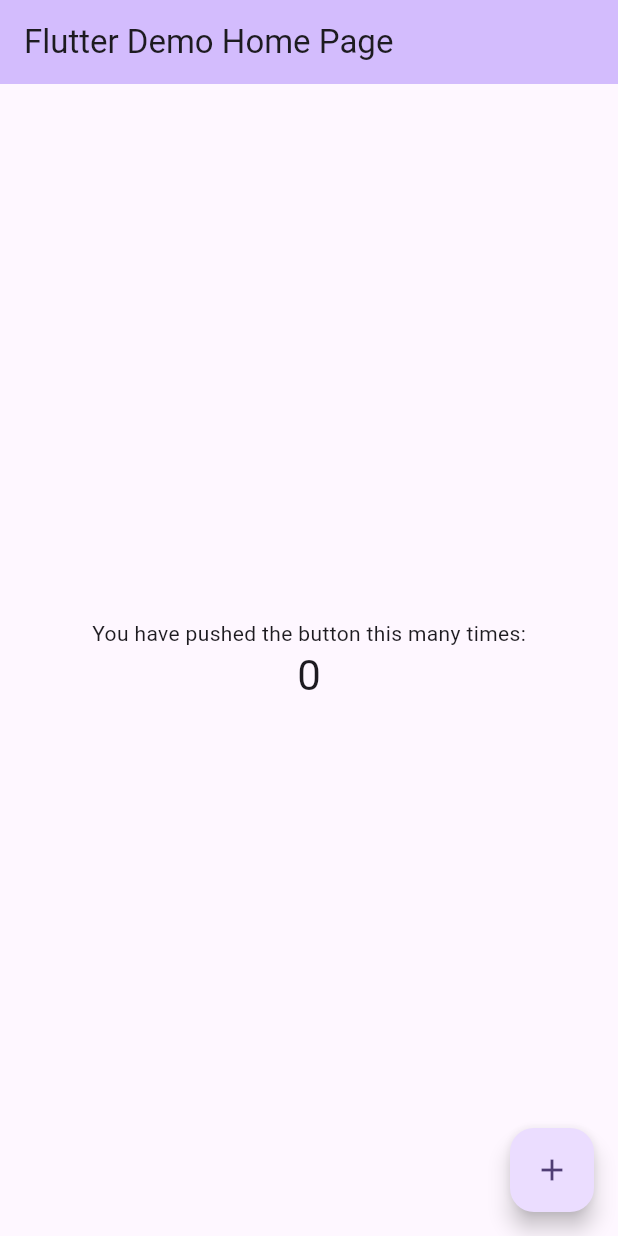
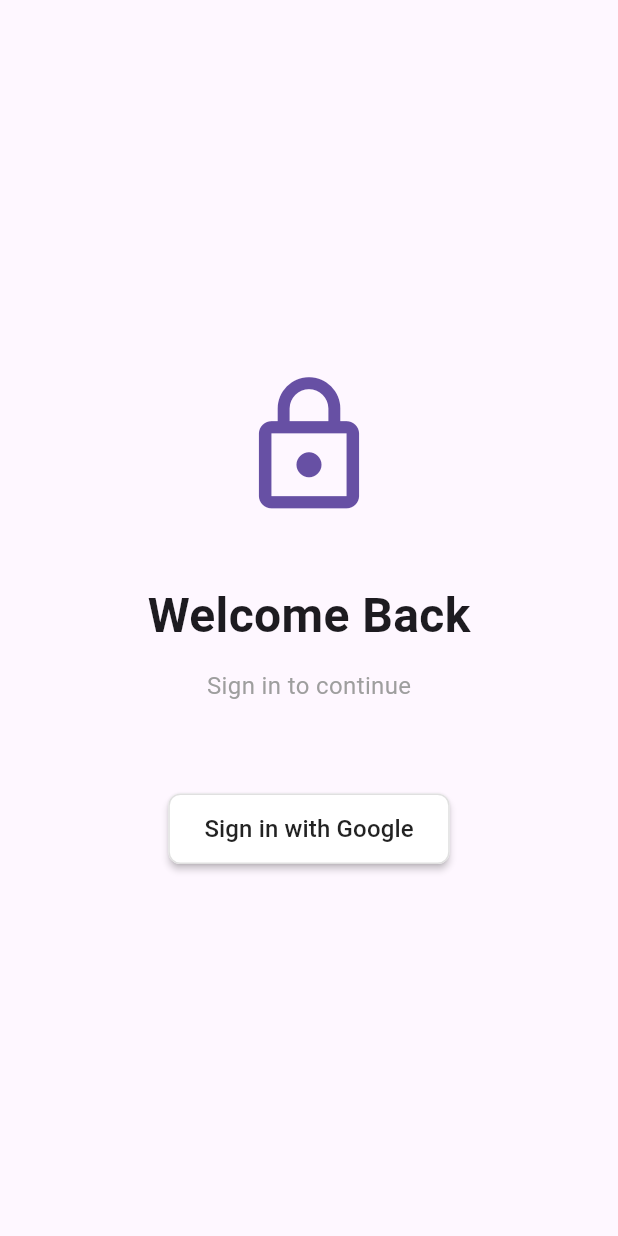
Before and after one commit to jc-27901/simbiotik_getx_app, a Flutter app: the screen it shows after launch, on a phone screen of 412 x 824 dp. Run offline on Flutter 3.47's test engine with Material 3 defaults, Android fonts, the phone set to English and light mode, and no system bars; our stand-ins replace firebase_auth, firebase_core, get, google_sign_in; accounts and stored records are empty; generated files the repository leaves out were written again.

Commit message:
-- successfully implemented google sign in/out and tested on ios simulator.

```diff
--- a/lib/core/dependency_injection.dart
+++ b/lib/core/dependency_injection.dart
@@ -3,7 +3,7 @@
 import 'package:simbiotik_getx_app/domain/repositories/auth_repository.dart';
 import 'package:simbiotik_getx_app/presentation/controllers/auth_controllers.dart';
 
-class DependencyInject {
+class DependencyInjection {
   static void init() {
     // Repository
     Get.lazyPut<AuthRepository>(() => AuthRepositoryImpl(), fenix: true);
--- a/lib/core/routes/app_routes.dart
+++ b/lib/core/routes/app_routes.dart
@@ -0,0 +1,13 @@
+import 'package:get/get.dart';
+import 'package:simbiotik_getx_app/presentation/pages/home_page.dart';
+import 'package:simbiotik_getx_app/presentation/pages/login_page.dart';
+
+class AppRoutes {
+  static const String login = '/login';
+  static const String home = '/home';
+
+  static List<GetPage> routes = [
+    GetPage(name: login, page: () => LoginPage()),
+    GetPage(name: home, page: () => HomePage()),
+  ];
+}
--- a/lib/main.dart
+++ b/lib/main.dart
@@ -1,122 +1,38 @@
+import 'package:firebase_core/firebase_core.dart';
 import 'package:flutter/material.dart';
+import 'package:get/get.dart';
+import 'package:simbiotik_getx_app/firebase_options.dart';
+import 'package:simbiotik_getx_app/presentation/controllers/auth_controllers.dart';
+import 'core/dependency_injection.dart';
+import 'core/routes/app_routes.dart';
 
-void main() {
+void main() async {
+  WidgetsFlutterBinding.ensureInitialized();
+  await Firebase.initializeApp(
+    options: DefaultFirebaseOptions.currentPlatform,
+  );
+  DependencyInjection.init();
   runApp(const MyApp());
 }
 
 class MyApp extends StatelessWidget {
   const MyApp({super.key});
 
-  // This widget is the root of your application.
   @override
   Widget build(BuildContext context) {
-    return MaterialApp(
-      title: 'Flutter Demo',
+    final authController = Get.find<AuthController>();
+
+    return GetMaterialApp(
+      title: 'Flutter Google Auth',
+      debugShowCheckedModeBanner: false,
       theme: ThemeData(
-        // This is the theme of your application.
-        //
-        // TRY THIS: Try running your application with "flutter run". You'll see
-        // the application has a purple toolbar. Then, without quitting the app,
-        // try changing the seedColor in the colorScheme below to Colors.green
-        // and then invoke "hot reload" (save your changes or press the "hot
-        // reload" button in a Flutter-supported IDE, or press "r" if you used
-        // the command line to start the app).
-        //
-        // Notice that the counter didn't reset back to zero; the application
-        // state is not lost during the reload. To reset the state, use hot
-        // restart instead.
-        //
-        // This works for code too, not just values: Most code changes can be
-        // tested with just a hot reload.
-        colorScheme: ColorScheme.fromSeed(seedColor: Colors.deepPurple),
+        primarySwatch: Colors.blue,
+        useMaterial3: true,
       ),
-      home: const MyHomePage(title: 'Flutter Demo Home Page'),
+      initialRoute: authController.isAuthenticated
+          ? AppRoutes.home
+          : AppRoutes.login,
+      getPages: AppRoutes.routes,
     );
   }
 }
-
-class MyHomePage extends StatefulWidget {
-  const MyHomePage({super.key, required this.title});
-
-  // This widget is the home page of your application. It is stateful, meaning
-  // that it has a State object (defined below) that contains fields that affect
-  // how it looks.
-
-  // This class is the configuration for the state. It holds the values (in this
-  // case the title) provided by the parent (in this case the App widget) and
-  // used by the build method of the State. Fields in a Widget subclass are
-  // always marked "final".
-
-  final String title;
-
-  @override
-  State<MyHomePage> createState() => _MyHomePageState();
-}
-
-class _MyHomePageState extends State<MyHomePage> {
-  int _counter = 0;
-
-  void _incrementCounter() {
-    setState(() {
-      // This call to setState tells the Flutter framework that something has
-      // changed in this State, which causes it to rerun the build method below
-      // so that the display can reflect the updated values. If we changed
-      // _counter without calling setState(), then the build method would not be
-      // called again, and so nothing would appear to happen.
-      _counter++;
-    });
-  }
-
-  @override
-  Widget build(BuildContext context) {
-    // This method is rerun every time setState is called, for instance as done
-    // by the _incrementCounter method above.
-    //
-    // The Flutter framework has been optimized to make rerunning build methods
-    // fast, so that you can just rebuild anything that needs updating rather
-    // than having to individually change instances of widgets.
-    return Scaffold(
-      appBar: AppBar(
-        // TRY THIS: Try changing the color here to a specific color (to
-        // Colors.amber, perhaps?) and trigger a hot reload to see the AppBar
-        // change color while the other colors stay the same.
-        backgroundColor: Theme.of(context).colorScheme.inversePrimary,
-        // Here we take the value from the MyHomePage object that was created by
-        // the App.build method, and use it to set our appbar title.
-        title: Text(widget.title),
-      ),
-      body: Center(
-        // Center is a layout widget. It takes a single child and positions it
-        // in the middle of the parent.
-        child: Column(
-          // Column is also a layout widget. It takes a list of children and
-          // arranges them vertically. By default, it sizes itself to fit its
-          // children horizontally, and tries to be as tall as its parent.
-          //
-          // Column has various properties to control how it sizes itself and
-          // how it positions its children. Here we use mainAxisAlignment to
-          // center the children vertically; the main axis here is the vertical
-          // axis because Columns are vertical (the cross axis would be
-          // horizontal).
-          //
-          // TRY THIS: Invoke "debug painting" (choose the "Toggle Debug Paint"
-          // action in the IDE, or press "p" in the console), to see the
-          // wireframe for each widget.
-          mainAxisAlignment: MainAxisAlignment.center,
-          children: <Widget>[
-            const Text('You have pushed the button this many times:'),
-            Text(
-              '$_counter',
-              style: Theme.of(context).textTheme.headlineMedium,
-            ),
-          ],
-        ),
-      ),
-      floatingActionButton: FloatingActionButton(
-        onPressed: _incrementCounter,
-        tooltip: 'Increment',
-        child: const Icon(Icons.add),
-      ), // This trailing comma makes auto-formatting nicer for build methods.
-    );
-  }
-}
--- /dev/null
+++ b/lib/presentation/pages/login_page.dart
@@ -0,0 +1,76 @@
+import 'package:flutter/material.dart';
+import 'package:get/get.dart';
+import 'package:simbiotik_getx_app/presentation/controllers/auth_controllers.dart';
+
+class LoginPage extends StatelessWidget {
+  const LoginPage({super.key});
+
+  @override
+  Widget build(BuildContext context) {
+    final authController = Get.find<AuthController>();
+
+    return Scaffold(
+      body: SafeArea(
+        child: Center(
+          child: Padding(
+            padding: const EdgeInsets.all(24.0),
+            child: Column(
+              mainAxisAlignment: MainAxisAlignment.center,
+              children: [
+                Icon(
+                  Icons.lock_outline,
+                  size: 100,
+                  color: Theme.of(context).primaryColor,
+                ),
+                const SizedBox(height: 40),
+                const Text(
+                  'Welcome Back',
+                  style: TextStyle(
+                    fontSize: 32,
+                    fontWeight: FontWeight.bold,
+                  ),
+                ),
+                const SizedBox(height: 12),
+                const Text(
+                  'Sign in to continue',
+                  style: TextStyle(
+                    fontSize: 16,
+                    color: Colors.grey,
+                  ),
+                ),
+                const SizedBox(height: 60),
+                Obx(() => authController.isLoading
+                    ? const CircularProgressIndicator()
+                    : ElevatedButton.icon(
+                  onPressed: () => authController.signInWithGoogle(),
+                  // icon: Image.network(
+                  //   'https://www.gstatic.com/firebasejs/ui/2.0.0/images/auth/google.svg',
+                  //   height: 24,
+                  //   width: 24,
+                  // ),
+                  label: const Text(
+                    'Sign in with Google',
+                    style: TextStyle(fontSize: 16),
+                  ),
+                  style: ElevatedButton.styleFrom(
+                    backgroundColor: Colors.white,
+                    foregroundColor: Colors.black87,
+                    padding: const EdgeInsets.symmetric(
+                      horizontal: 24,
+                      vertical: 12,
+                    ),
+                    shape: RoundedRectangleBorder(
+                      borderRadius: BorderRadius.circular(8),
+                      side: BorderSide(color: Colors.grey.shade300),
+                    ),
+                    elevation: 2,
+                  ),
+                )),
+              ],
+            ),
+          ),
+        ),
+      ),
+    );
+  }
+}
```
Also changed, not shown: lib/presentation/pages/home_page.dart (added, +57 -0 lines), lib/presentation/widgets/app_drawer.dart (added, +89 -0 lines), 4 other files.
